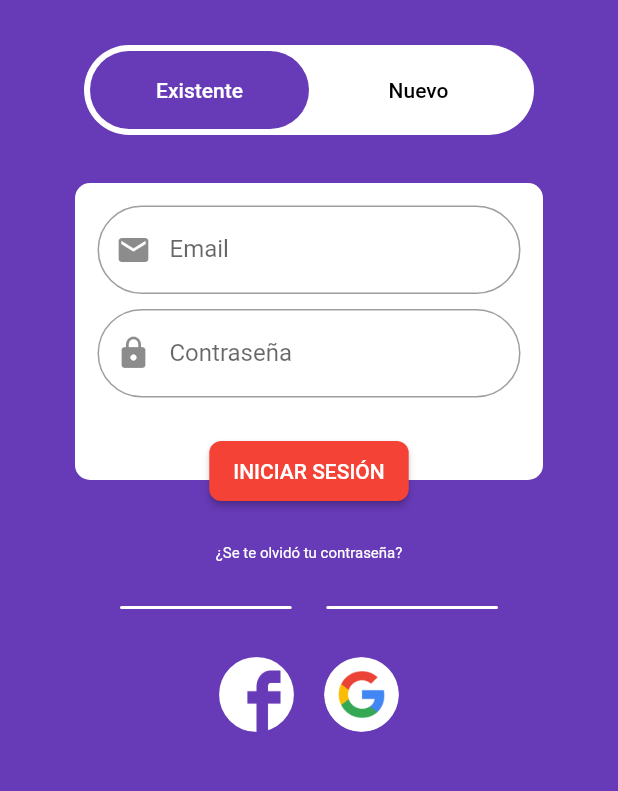
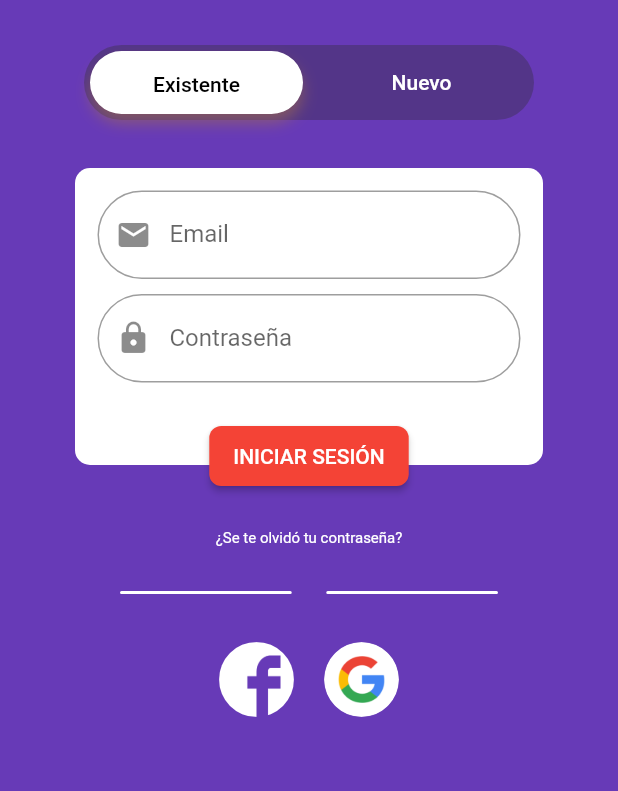
Before and after one commit to millemax/petpaws, a Flutter app: the LoginPage screen opened directly, on a phone screen of 412 x 824 dp, the part 225-1016 px from its top. Run offline on Flutter 3.47's test engine with Material 2 defaults, Android fonts, the phone set to English and light mode, and no system bars.

Commit message:
transicion de botones

```diff
--- a/lib/pages/login_page.dart
+++ b/lib/pages/login_page.dart
@@ -1,3 +1,5 @@
+import 'dart:math';
+
 import 'package:flutter/material.dart';
 
 class LoginPage extends StatefulWidget {
@@ -7,8 +9,22 @@ class LoginPage extends StatefulWidget {
 
 class _LoginPageState extends State<LoginPage> {
   //------declaramos variables para cambio de colores en botones
-  Color left = Colors.white;
-  Color right = Colors.black;
+  Color left = Colors.black;
+  Color right = Colors.white;
+
+  PageController _pageController;
+
+  @override
+  void initState() {
+    super.initState();
+    _pageController = PageController();
+  }
+
+  @override
+  void dispose() {
+    _pageController.dispose();
+    super.dispose();
+  }
 
   @override
   Widget build(BuildContext context) {
@@ -25,23 +41,28 @@ class _LoginPageState extends State<LoginPage> {
                     width: double.infinity,
                     height: 700,
                     child: PageView(
+                      controller: _pageController,
                       //-------funcion para el controlde estados de estados
                       onPageChanged: (i) {
                         if (i == 0) {
                           setState(() {
-                            right = Colors.black;
-                            left = Colors.white;
+                            right = Colors.white;
+                            left = Colors.black;
                           });
                         } else if (i == 1) {
                           setState(() {
-                            right = Colors.white;
-                            left = Colors.black;
+                            right = Colors.black;
+                            left = Colors.white;
                           });
                         }
                       },
                       children: [
-                        ExistentePage(),
-                        NuevoPage(),
+                        ConstrainedBox(
+                            constraints: BoxConstraints.expand(),
+                            child: ExistentePage()),
+                        ConstrainedBox(
+                            constraints: BoxConstraints.expand(),
+                            child: NuevoPage()),
                       ],
                     )),
               ],
@@ -71,21 +92,29 @@ class _LoginPageState extends State<LoginPage> {
 //---------------------botones existente y nuevo-------
   Widget menuBar() {
     return Container(
-      height: 60,
-      width: 300,
-      padding: EdgeInsets.symmetric(horizontal: 4),
+      width: 300.0,
+      height: 50.0,
       decoration: BoxDecoration(
-          color: Colors.white,
-          borderRadius: BorderRadius.all(
-            Radius.circular(30),
-          )),
+        color: Color(0x552B2B2B),
+        borderRadius: BorderRadius.all(Radius.circular(25.0)),
+      ),
+      child: CustomPaint(
+        painter: MyPainter(pageController: _pageController),
         child: Row(
           children: [
             Expanded(
               child: FlatButton(
-              color: Colors.deepPurple,
-              shape: StadiumBorder(),
-              onPressed: () {},
+                splashColor: Colors.transparent,
+                highlightColor: Colors.transparent,
+                onPressed: () {
+                  if (_pageController.hasClients) {
+                    _pageController.animateToPage(
+                      0,
+                      duration: const Duration(milliseconds: 400),
+                      curve: Curves.easeInOut,
+                    );
+                  }
+                },
                 child: Padding(
                   padding: EdgeInsets.symmetric(horizontal: 10, vertical: 18),
                   child: Text(
@@ -97,7 +126,17 @@ class _LoginPageState extends State<LoginPage> {
             ),
             Expanded(
               child: FlatButton(
-              onPressed: () {},
+                splashColor: Colors.transparent,
+                highlightColor: Colors.transparent,
+                onPressed: () {
+                  if (_pageController.hasClients) {
+                    _pageController.animateToPage(
+                      1,
+                      duration: const Duration(milliseconds: 400),
+                      curve: Curves.easeInOut,
+                    );
+                  }
+                },
                 child: Text(
                   "Nuevo",
                   style: TextStyle(
@@ -108,8 +147,60 @@ class _LoginPageState extends State<LoginPage> {
             ),
           ],
         ),
+      ),
     );
   }
+}
+
+//definimos custom paint para dibujar el cuadro que se va trasladar
+
+class MyPainter extends CustomPainter {
+  Paint painter;
+  final double dxTarget;
+  final double dxEntry;
+  final double radius;
+  final double dy;
+  final PageController pageController;
+
+  MyPainter(
+      {this.dxTarget = 125.0,
+      this.dxEntry = 25.0,
+      this.radius = 21.0,
+      this.dy = 25.0,
+      this.pageController})
+      : super(repaint: pageController) {
+    painter = new Paint()
+      ..color = Color(0xFFFFFFFF)
+      ..style = PaintingStyle.fill;
+  }
+
+  @override
+  void paint(Canvas canvas, Size size) {
+    final pos = pageController.position;
+    double fullExtent =
+        (pos.maxScrollExtent - pos.minScrollExtent + pos.viewportDimension);
+
+    double pageOffset = pos.extentBefore / fullExtent;
+
+    bool left2right = dxEntry < dxTarget;
+    Offset entry = new Offset(left2right ? dxEntry : dxTarget, dy);
+    Offset target = new Offset(left2right ? dxTarget : dxEntry, dy);
+
+    Path path = new Path();
+    path.addArc(
+        new Rect.fromCircle(center: entry, radius: radius), 0.5 * pi, 1 * pi);
+    path.addRect(
+        new Rect.fromLTRB(entry.dx, dy - radius, target.dx, dy + radius));
+    path.addArc(
+        new Rect.fromCircle(center: target, radius: radius), 1.5 * pi, 1 * pi);
+
+    canvas.translate(size.width * pageOffset, 0.0);
+    canvas.drawShadow(path, Color(0xFFfbab66), 3.0, true);
+    canvas.drawPath(path, painter);
+  }
+
+  @override
+  bool shouldRepaint(MyPainter oldDelegate) => true;
 }
 
 //--------definimos las clases de las paginas ------
@@ -243,7 +334,8 @@ class ExistentePage extends StatelessWidget {
           decoration: BoxDecoration(
               borderRadius: BorderRadius.circular(130),
               image: DecorationImage(
-                  fit: BoxFit.cover, image: AssetImage("assets/images/fb-icon.png"))),
+                  fit: BoxFit.cover,
+                  image: AssetImage("assets/images/fb-icon.png"))),
         ),
         SizedBox(width: 20),
         Container(
```
Lines whose indentation alone changed are shown as unchanged.
